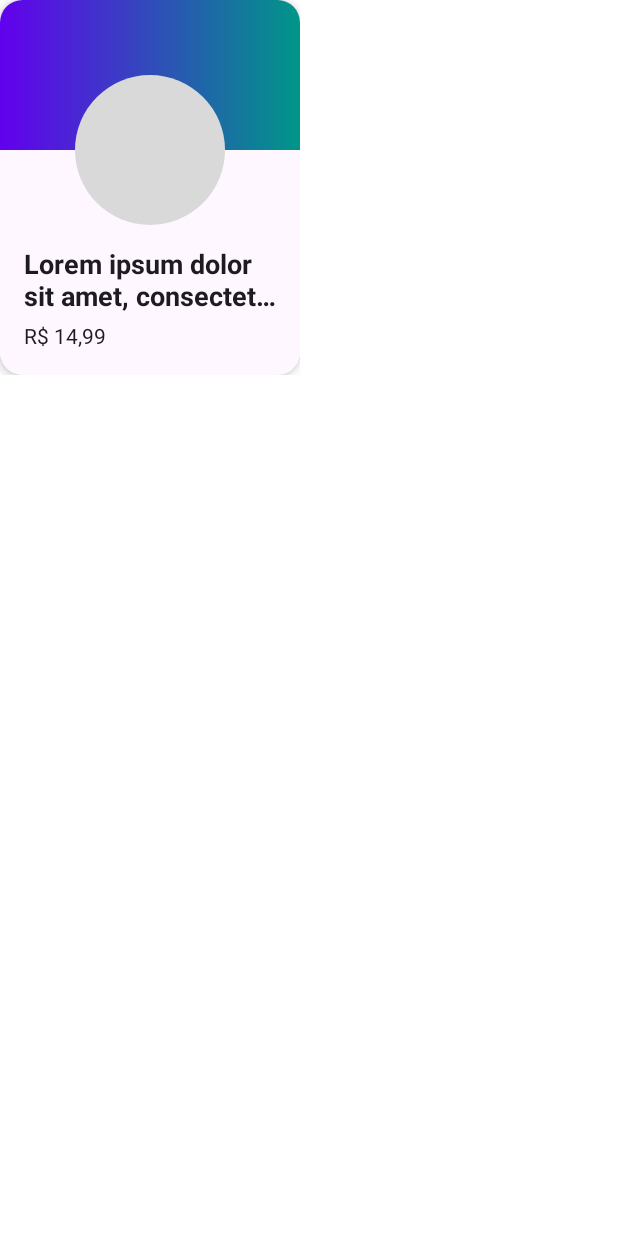
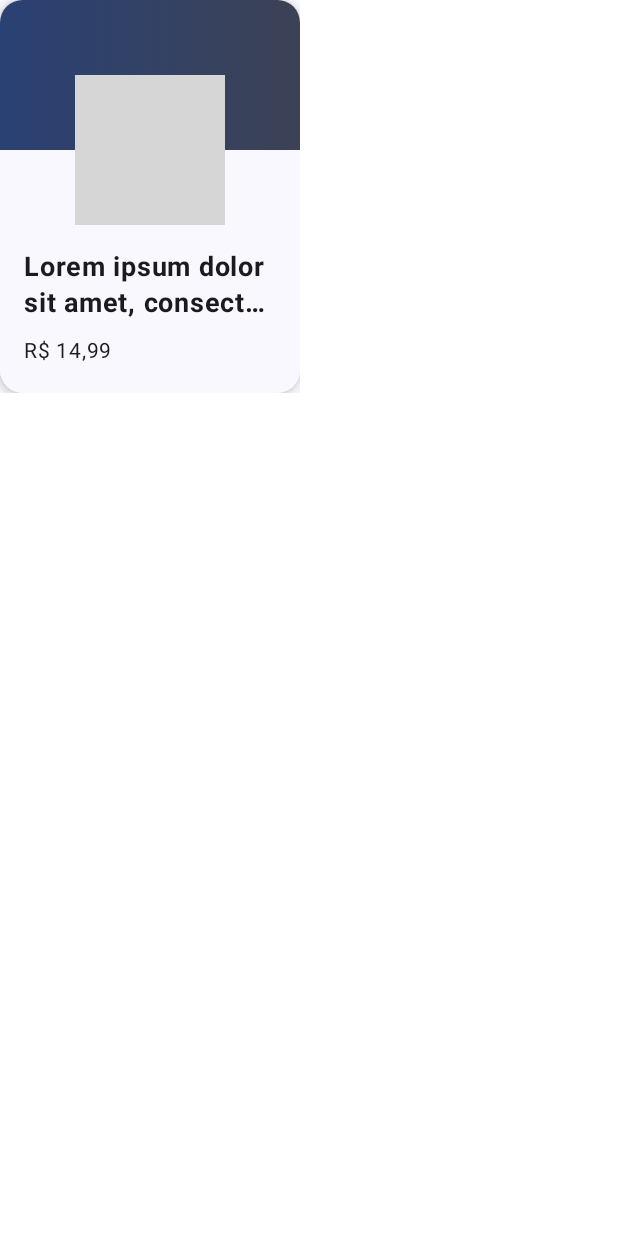
Before and after one commit to eduardobelico/Aluvery, an Android app built with Jetpack Compose: the @Preview function ProductItemPreview, on a phone screen of 412 x 824 dp. Run offline under Robolectric (Android 15) with nearby library versions, the phone set to English and light mode, and no system bars; pictures from the network do not load; grey boxes are pictures that could not be loaded.

Commit message:
Refatorando o codigo em diversos pontos para otimizar processos e adicao do Coil para carregamento de imagens.

```diff
--- a/app/build.gradle.kts
+++ b/app/build.gradle.kts
@@ -66,4 +66,7 @@ dependencies {
     androidTestImplementation("androidx.compose.ui:ui-test-junit4")
     debugImplementation("androidx.compose.ui:ui-tooling")
     debugImplementation("androidx.compose.ui:ui-test-manifest")
+
+    //Coil
+    implementation("io.coil-kt:coil-compose:2.4.0")
 }
--- a/app/src/main/AndroidManifest.xml
+++ b/app/src/main/AndroidManifest.xml
@@ -1,6 +1,8 @@
 <?xml version="1.0" encoding="utf-8"?>
 <manifest xmlns:android="http://schemas.android.com/apk/res/android"
     xmlns:tools="http://schemas.android.com/tools">
+
+    <uses-permission android:name="android.permission.INTERNET"/>
 
     <application
         android:allowBackup="true"
--- a/app/src/main/java/com/example/aluvery/MainActivity.kt
+++ b/app/src/main/java/com/example/aluvery/MainActivity.kt
@@ -5,6 +5,7 @@ import androidx.activity.ComponentActivity
 import androidx.activity.compose.setContent
 import androidx.compose.material3.Surface
 import androidx.compose.runtime.Composable
+import com.example.aluvery.sampledata.sampleSections
 import com.example.aluvery.ui.screens.HomeScreen
 import com.example.aluvery.ui.theme.AluveryTheme
 
@@ -21,7 +22,9 @@ class MainActivity : ComponentActivity() {
 fun App() {
     AluveryTheme {
         Surface {
-            HomeScreen()
+            HomeScreen(
+                sampleSections
+            )
         }
     }
 }
--- a/app/src/main/java/com/example/aluvery/ui/components/TestComponents.kt
+++ b/app/src/main/java/com/example/aluvery/learning/TestComponents.kt
@@ -1,4 +1,4 @@
-package com.example.aluvery.ui.components
+package com.example.aluvery.learning
 import android.content.res.Configuration.UI_MODE_NIGHT_YES
 import androidx.compose.foundation.background
 import androidx.compose.foundation.layout.Box
--- a/app/src/main/java/com/example/aluvery/model/Product.kt
+++ b/app/src/main/java/com/example/aluvery/model/Product.kt
@@ -6,7 +6,7 @@ import java.math.BigDecimal
 class Product(
     val name: String,
     val price: BigDecimal,
-    @DrawableRes val image: Int
+    val image: String? = null
 ) {
 
 }
--- a/app/src/main/java/com/example/aluvery/ui/components/ProductItem.kt
+++ b/app/src/main/java/com/example/aluvery/ui/components/ProductItem.kt
@@ -1,6 +1,5 @@
 package com.example.aluvery.ui.components
 
-import androidx.compose.foundation.Image
 import androidx.compose.foundation.background
 import androidx.compose.foundation.layout.Box
 import androidx.compose.foundation.layout.Column
@@ -14,6 +13,7 @@ import androidx.compose.foundation.layout.size
 import androidx.compose.foundation.layout.width
 import androidx.compose.foundation.shape.CircleShape
 import androidx.compose.foundation.shape.RoundedCornerShape
+import androidx.compose.material3.MaterialTheme
 import androidx.compose.material3.Surface
 import androidx.compose.material3.Text
 import androidx.compose.runtime.Composable
@@ -29,11 +29,11 @@ import androidx.compose.ui.tooling.preview.Preview
 import androidx.compose.ui.tooling.preview.datasource.LoremIpsum
 import androidx.compose.ui.unit.dp
 import androidx.compose.ui.unit.sp
+import coil.compose.AsyncImage
 import com.example.aluvery.R
 import com.example.aluvery.extensions.toBrazilianCurrency
 import com.example.aluvery.model.Product
-import com.example.aluvery.ui.theme.Purple500
-import com.example.aluvery.ui.theme.Teal200
+import com.example.aluvery.ui.theme.AluveryTheme
 import java.math.BigDecimal
 
 @Composable
@@ -55,20 +55,22 @@ fun ProductItem(product: Product) {
                     .background(
                         brush = Brush.horizontalGradient(
                             colors = listOf(
-                                Purple500, Teal200
+                                MaterialTheme.colorScheme.primary,
+                                MaterialTheme.colorScheme.secondary
                             )
                         )
                     )
             ) {
-                Image(
-                    painter = painterResource(product.image),
-                    contentDescription = "Imagem do produto",
+                AsyncImage(
+                    model = product.image,
+                    contentDescription = null,
                     Modifier
                         .size(imageSize)
                         .offset(y = imageSize / 2)
                         .clip(shape = CircleShape)
                         .align(Alignment.BottomCenter),
-                    contentScale = ContentScale.Crop
+                    contentScale = ContentScale.Crop,
+                    placeholder = painterResource(id = R.drawable.placeholder)
                 )
             }
             Spacer(modifier = Modifier.height(imageSize / 2))
@@ -96,11 +98,14 @@ fun ProductItem(product: Product) {
 @Preview(showBackground = true)
 @Composable
 private fun ProductItemPreview() {
-    ProductItem(
-        Product(
-            name = LoremIpsum(50).values.first(),
-            price = BigDecimal("14.99"),
-            image = R.drawable.placeholder
-        )
-    )
+    AluveryTheme {
+        Surface {
+            ProductItem(
+                Product(
+                    name = LoremIpsum(50).values.first(),
+                    price = BigDecimal("14.99")
+                )
+            )
+        }
+    }
 }
--- a/app/src/main/java/com/example/aluvery/ui/theme/Color.kt
+++ b/app/src/main/java/com/example/aluvery/ui/theme/Color.kt
@@ -14,3 +14,7 @@ val Purple500 = Color(0xFF6200EE)
 val Teal200 = Color(0xFF009688)
 
 val White = Color(0xFFFFFFFF)
+
+val Indigo400 = Color(0xFF5C6BC0)
+val Indigo500 = Color(0xFF3F51B5)
+val Indigo400Light = Color(0xFF5C6BC0)
```
Also changed, not shown: app/src/main/java/com/example/aluvery/sampledata/SampleData.kt (+51 -6 lines), app/src/main/java/com/example/aluvery/ui/components/ProductSection.kt (+7 -1 lines), app/src/main/java/com/example/aluvery/ui/screens/HomeScreen.kt (+19 -16 lines), app/src/main/java/com/example/aluvery/ui/theme/Theme.kt (+9 -6 lines), app/src/main/java/com/example/aluvery/learning/Challenge.kt (renamed from app/src/main/java/com/example/aluvery/ui/components/Challenge.kt).
